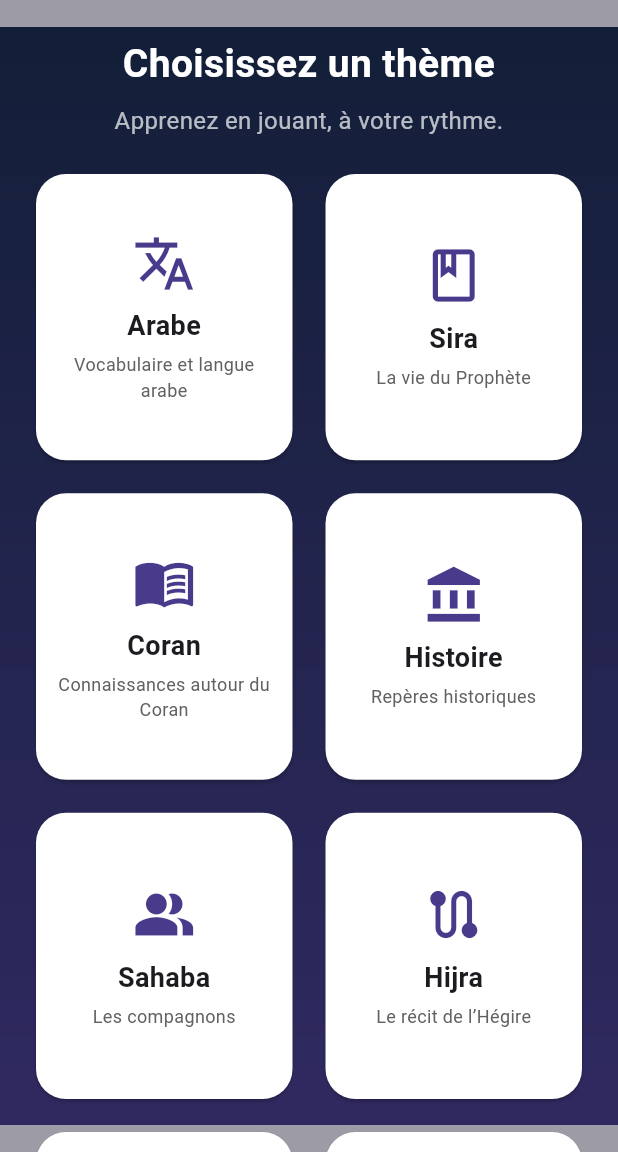
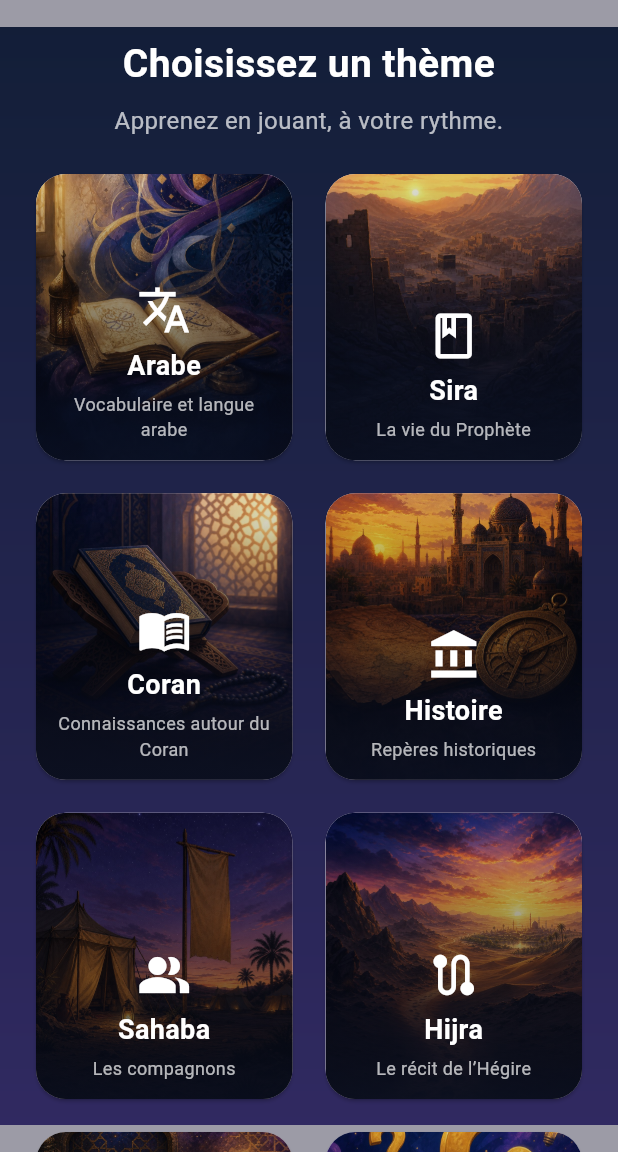
Before and after one commit to Wakawaka790/nouveau, a Flutter app: the screen it shows after launch, on a phone screen of 412 x 824 dp, the part 84-1236 px from its top. Run offline on Flutter 3.47's test engine with Material 3 defaults, Android fonts, the phone set to English and light mode, and no system bars; our stand-ins replace audioplayers, shared_preferences.

Commit message:
Utiliser les images du dossier assets/images comme fond des thèmes
Les cartes Arabe, Sira, Coran... affichaient un fond blanc et une
icône Material : aucune image n'était associée aux catégories.
- Ajoute le champ QuizCategory.imagePath et une image par thème dans
  assets/images/ (8 illustrations générées au format portrait, sans
  visage ni texte lisible, bas assombri pour le texte).
- La carte de sélection affiche l'image en plein fond (BoxFit.cover)
  avec un dégradé sombre, icône et textes en blanc, et repli violet
  si l'image est illisible (errorBuilder).
- Déclare assets/images/ dans pubspec.yaml et documente le
  remplacement des images dans le README.

Co-authored-by: arena-agent <297053741+arena-agent@users.noreply.github.com>

```diff
--- a/lib/models/quiz_category.dart
+++ b/lib/models/quiz_category.dart
@@ -7,6 +7,7 @@ class QuizCategory {
     required this.label,
     required this.description,
     required this.icon,
+    required this.imagePath,
   });
 
   /// Stable id used for preference keys and asset directories.
@@ -14,6 +15,9 @@ class QuizCategory {
   final String label;
   final String description;
   final IconData icon;
+
+  /// Image de fond de la carte du thème, dans `assets/images/`.
+  final String imagePath;
 }
 
 const List<QuizCategory> quizCategories = <QuizCategory>[
@@ -22,48 +26,56 @@ const List<QuizCategory> quizCategories = <QuizCategory>[
     label: 'Arabe',
     description: 'Vocabulaire et langue arabe',
     icon: Icons.translate,
+    imagePath: 'assets/images/arabe.jpg',
   ),
   QuizCategory(
     id: 'sira',
     label: 'Sira',
     description: 'La vie du Prophète',
     icon: Icons.book_outlined,
+    imagePath: 'assets/images/sira.jpg',
   ),
   QuizCategory(
     id: 'coran',
     label: 'Coran',
     description: 'Connaissances autour du Coran',
     icon: Icons.menu_book,
+    imagePath: 'assets/images/coran.jpg',
   ),
   QuizCategory(
     id: 'histoire',
     label: 'Histoire',
     description: 'Repères historiques',
     icon: Icons.account_balance,
+    imagePath: 'assets/images/histoire.jpg',
   ),
   QuizCategory(
     id: 'sahaba',
     label: 'Sahaba',
     description: 'Les compagnons',
     icon: Icons.people_alt,
+    imagePath: 'assets/images/sahaba.jpg',
   ),
   QuizCategory(
     id: 'hijra',
     label: 'Hijra',
     description: 'Le récit de l’Hégire',
     icon: Icons.route,
+    imagePath: 'assets/images/hijra.jpg',
   ),
   QuizCategory(
     id: 'terme',
     label: 'Termes',
     description: 'Mots et notions à connaître',
     icon: Icons.lightbulb_outline,
+    imagePath: 'assets/images/terme.jpg',
   ),
   QuizCategory(
     id: 'general',
     label: 'Général',
     description: 'Questions variées',
     icon: Icons.quiz,
+    imagePath: 'assets/images/general.jpg',
   ),
 ];
 
--- a/lib/screens/quiz_type_selection_screen.dart
+++ b/lib/screens/quiz_type_selection_screen.dart
@@ -74,24 +74,52 @@ class QuizTypeSelectionScreen extends StatelessWidget {
                       itemBuilder: (context, index) {
                         final category = quizCategories[index];
                         return Card(
-                          color: Colors.white,
                           clipBehavior: Clip.antiAlias,
                           shape: RoundedRectangleBorder(
                             borderRadius: BorderRadius.circular(20),
                           ),
+                          child: Stack(
+                            fit: StackFit.expand,
+                            children: <Widget>[
+                              // Fond : l'image du thème (assets/images/).
+                              Image.asset(
+                                category.imagePath,
+                                fit: BoxFit.cover,
+                                errorBuilder: (context, error, stackTrace) =>
+                                    const ColoredBox(
+                                  color: Color(0xFF493A8C),
+                                ),
+                              ),
+                              // Voile dégradé pour garder le texte lisible.
+                              const DecoratedBox(
+                                decoration: BoxDecoration(
+                                  gradient: LinearGradient(
+                                    begin: Alignment.topCenter,
+                                    end: Alignment.bottomCenter,
+                                    colors: <Color>[
+                                      Color(0x1A000000),
+                                      Color(0xCC0B1020),
+                                    ],
+                                  ),
+                                ),
+                              ),
+                              Material(
+                                color: Colors.transparent,
                                 child: InkWell(
                                   onTap: () => _openCategory(context, category),
                                   child: Padding(
                                     padding: const EdgeInsets.all(12),
                                     child: Column(
-                                mainAxisAlignment: MainAxisAlignment.center,
+                                      mainAxisAlignment: MainAxisAlignment.end,
                                       children: <Widget>[
-                                  Icon(category.icon, size: 42, color: const Color(0xFF493A8C)),
-                                  const SizedBox(height: 8),
+                                        Icon(category.icon,
+                                            size: 36, color: Colors.white),
+                                        const SizedBox(height: 6),
                                         Text(
                                           category.label,
                                           textAlign: TextAlign.center,
                                           style: const TextStyle(
+                                            color: Colors.white,
                                             fontSize: 18,
                                             fontWeight: FontWeight.bold,
                                           ),
@@ -102,14 +130,17 @@ class QuizTypeSelectionScreen extends StatelessWidget {
                                           textAlign: TextAlign.center,
                                           maxLines: 2,
                                           overflow: TextOverflow.ellipsis,
-                                    style: TextStyle(
-                                      color: Colors.grey.shade700,
+                                          style: const TextStyle(
+                                            color: Colors.white70,
                                             fontSize: 12,
                                           ),
                                         ),
                                       ],
                                     ),
                                   ),
+                                ),
+                              ),
+                            ],
                           ),
                         );
                       },
```
Also changed, not shown: pubspec.yaml (+7 -3 lines), assets/images/arabe.jpg (added), assets/images/coran.jpg (added), assets/images/general.jpg (added), assets/images/hijra.jpg (added), assets/images/histoire.jpg (added), assets/images/sahaba.jpg (added), assets/images/sira.jpg (added), assets/images/terme.jpg (added), 1 other file. Lines whose indentation alone changed are shown as unchanged.
